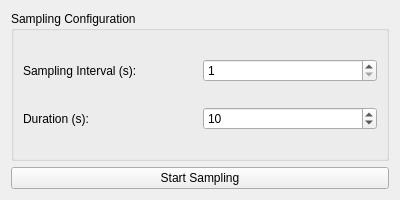
This is samplingpage.ui in robinload/CanOpen-Project as Qt 5 draws it before an edit. The edited form follows.
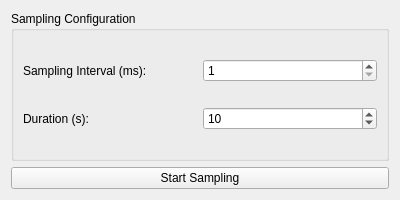
This is the edited form.

```diff
--- a/samplingpage.ui
+++ b/samplingpage.ui
@@ -25,7 +25,7 @@
         <item>
          <widget class="QLabel" name="intervalLabel">
           <property name="text">
-           <string>Sampling Interval (s):</string>
+           <string>Sampling Interval (ms):</string>
           </property>
          </widget>
         </item>
```
Left out of the diff: 2 changed lines with no effect on the pictures.
